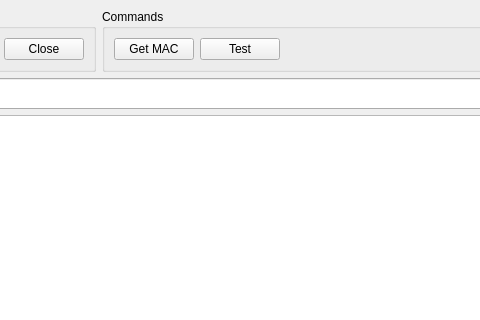
The window that Console/consoleView.ui (erudisill/bitstorm-gateway) describes before a commit, drawn with Qt 5; both pictures show x 181 to 661 and y 0 to 320 of the 947 by 703 pixel window.
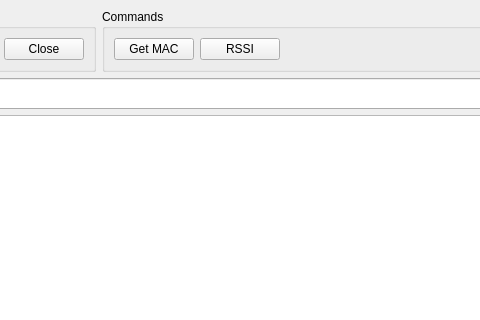
The same window after the commit.

Patch:
```diff
--- a/Console/consoleView.ui
+++ b/Console/consoleView.ui
@@ -59,7 +59,7 @@
          <item>
           <widget class="QPushButton" name="buttonTest">
            <property name="text">
-            <string>Test</string>
+            <string>RSSI</string>
            </property>
           </widget>
          </item>
```
Left out of the diff: 2 changed lines with no effect on the pictures.
